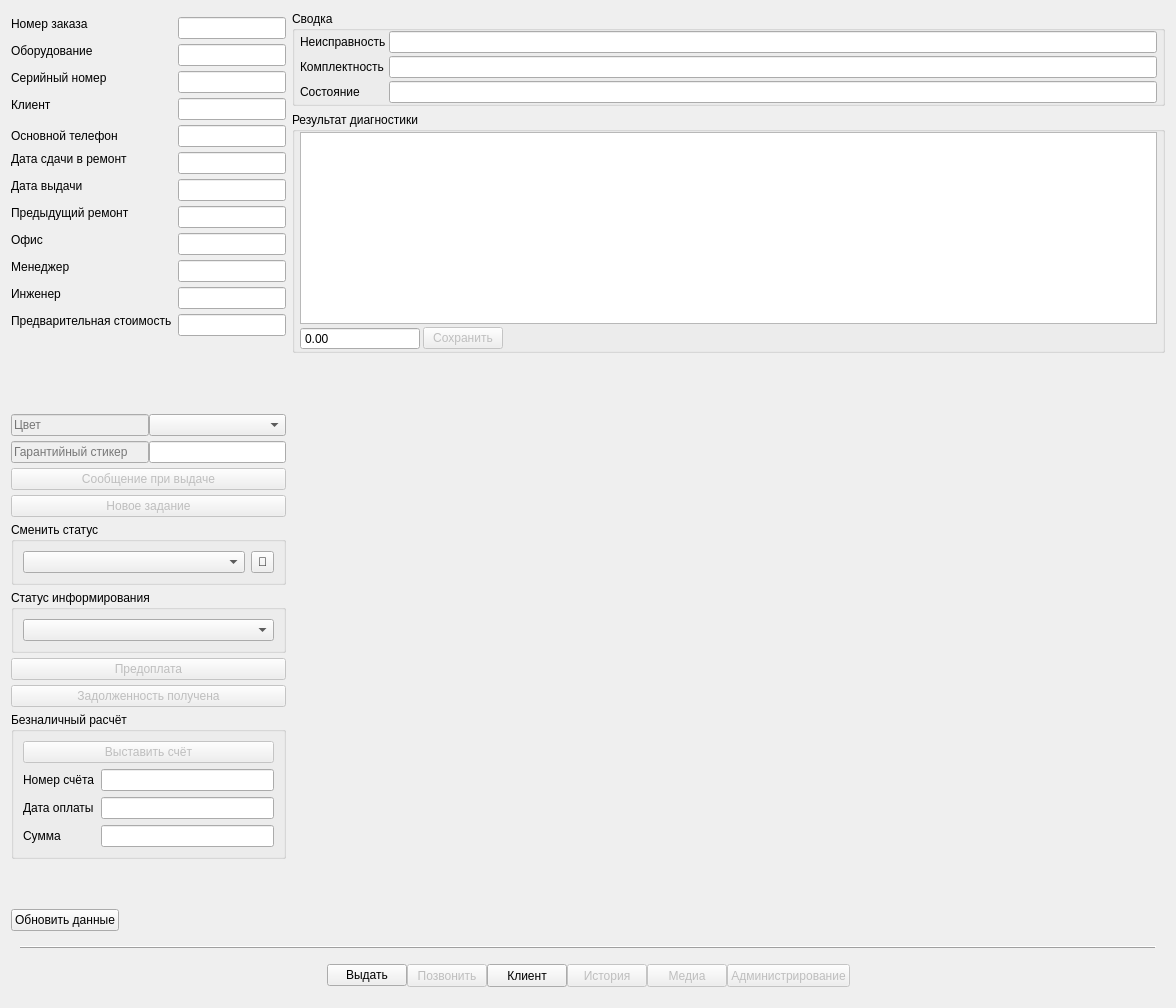
This is tabrepair.ui in solderercb/snap_crm as Qt 5 draws it before an edit. The edited form follows.
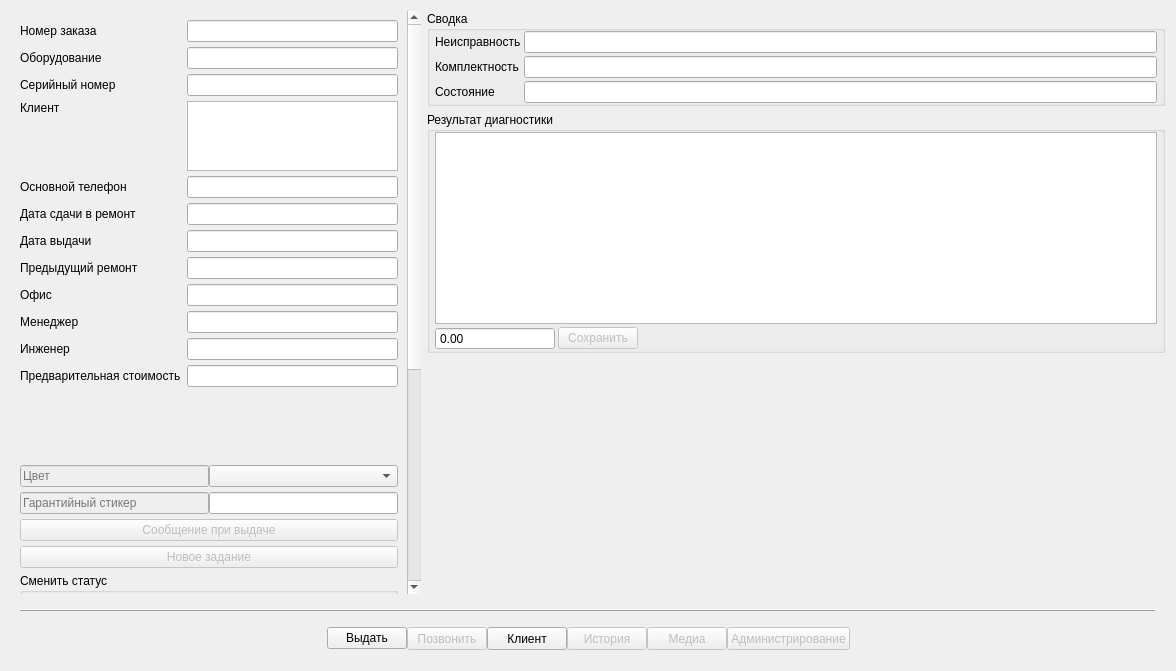
This is the edited form. Custom widgets are drawn as their Qt base class.

What changed in the file:
```diff
--- a/tabrepair.ui
+++ b/tabrepair.ui
@@ -7,7 +7,7 @@
     <x>0</x>
     <y>0</y>
     <width>1176</width>
-    <height>1008</height>
+    <height>671</height>
    </rect>
   </property>
   <property name="windowTitle">
@@ -15,31 +15,33 @@
   </property>
   <layout class="QGridLayout" name="gridLayout_2">
    <item row="0" column="0">
-    <layout class="QGridLayout" name="gridLayout" rowstretch="1,0">
+    <layout class="QGridLayout" name="gridLayout" rowstretch="1,0" columnstretch="0,1" columnminimumwidth="410,0">
      <property name="sizeConstraint">
       <enum>QLayout::SetMaximumSize</enum>
      </property>
      <item row="0" column="0">
-      <layout class="QGridLayout" name="gridLayout_4" columnstretch="0,1">
-       <property name="sizeConstraint">
-        <enum>QLayout::SetMaximumSize</enum>
+      <widget class="QScrollArea" name="leftScrollArea">
+       <property name="frameShape">
+        <enum>QFrame::NoFrame</enum>
        </property>
-       <item row="1" column="0">
-        <layout class="QFormLayout" name="formLayout">
-         <property name="fieldGrowthPolicy">
-          <enum>QFormLayout::AllNonFixedFieldsGrow</enum>
-         </property>
+       <property name="widgetResizable">
+        <bool>true</bool>
+       </property>
+       <widget class="QWidget" name="leftScrollAreaContents">
+        <property name="geometry">
+         <rect>
+          <x>0</x>
+          <y>0</y>
+          <width>393</width>
+          <height>944</height>
+         </rect>
+        </property>
+        <layout class="QFormLayout" name="leftScrollAreaFormLayout">
          <property name="verticalSpacing">
           <number>5</number>
          </property>
          <item row="0" column="0">
           <widget class="QLabel" name="labelRepairId">
-           <property name="sizePolicy">
-            <sizepolicy hsizetype="Preferred" vsizetype="Fixed">
-             <horstretch>0</horstretch>
-             <verstretch>0</verstretch>
-            </sizepolicy>
-           </property>
            <property name="text">
             <string>Номер заказа</string>
            </property>
@@ -48,7 +50,7 @@
          <item row="0" column="1">
           <widget class="SLineEdit" name="lineEditRepairId">
            <property name="sizePolicy">
-            <sizepolicy hsizetype="Expanding" vsizetype="Fixed">
+            <sizepolicy hsizetype="Expanding" vsizetype="Minimum">
              <horstretch>0</horstretch>
              <verstretch>0</verstretch>
             </sizepolicy>
@@ -63,12 +65,6 @@
          </item>
          <item row="1" column="0">
           <widget class="QLabel" name="labelDevice">
-           <property name="sizePolicy">
-            <sizepolicy hsizetype="Preferred" vsizetype="Fixed">
-             <horstretch>0</horstretch>
-             <verstretch>0</verstretch>
-            </sizepolicy>
-           </property>
            <property name="text">
             <string>Оборудование</string>
            </property>
@@ -77,7 +73,7 @@
          <item row="1" column="1">
           <widget class="SLineEdit" name="lineEditDevice">
            <property name="sizePolicy">
-            <sizepolicy hsizetype="Expanding" vsizetype="Fixed">
+            <sizepolicy hsizetype="Expanding" vsizetype="Minimum">
              <horstretch>0</horstretch>
              <verstretch>0</verstretch>
             </sizepolicy>
@@ -92,12 +88,6 @@
          </item>
          <item row="2" column="0">
           <widget class="QLabel" name="labelSN">
-           <property name="sizePolicy">
-            <sizepolicy hsizetype="Preferred" vsizetype="Fixed">
-             <horstretch>0</horstretch>
-             <verstretch>0</verstretch>
-            </sizepolicy>
-           </property>
            <property name="text">
             <string>Серийный номер</string>
            </property>
@@ -106,7 +96,7 @@
          <item row="2" column="1">
           <widget class="SLineEdit" name="lineEditSN">
            <property name="sizePolicy">
-            <sizepolicy hsizetype="Expanding" vsizetype="Fixed">
+            <sizepolicy hsizetype="Expanding" vsizetype="Minimum">
              <horstretch>0</horstretch>
              <verstretch>0</verstretch>
             </sizepolicy>
@@ -122,7 +112,7 @@
          <item row="3" column="0">
           <widget class="QLabel" name="labelClient">
            <property name="sizePolicy">
-            <sizepolicy hsizetype="Preferred" vsizetype="Fixed">
+            <sizepolicy hsizetype="Preferred" vsizetype="Maximum">
              <horstretch>0</horstretch>
              <verstretch>0</verstretch>
             </sizepolicy>
@@ -130,21 +120,8 @@
            <property name="text">
             <string>Клиент</string>
            </property>
-          </widget>
-         </item>
-         <item row="3" column="1">
-          <widget class="SLineEdit" name="lineEditClient">
-           <property name="sizePolicy">
-            <sizepolicy hsizetype="Expanding" vsizetype="Fixed">
-             <horstretch>0</horstretch>
-             <verstretch>0</verstretch>
-            </sizepolicy>
-           </property>
-           <property name="acceptDrops">
-            <bool>false</bool>
-           </property>
-           <property name="readOnly">
-            <bool>true</bool>
+           <property name="alignment">
+            <set>Qt::AlignLeading|Qt::AlignLeft|Qt::AlignTop</set>
            </property>
           </widget>
          </item>
@@ -156,16 +133,17 @@
           </widget>
          </item>
          <item row="4" column="1">
-          <widget class="QLineEdit" name="lineEditPrimaryPhone"/>
+          <widget class="QLineEdit" name="lineEditPrimaryPhone">
+           <property name="sizePolicy">
+            <sizepolicy hsizetype="Expanding" vsizetype="Minimum">
+             <horstretch>0</horstretch>
+             <verstretch>0</verstretch>
+            </sizepolicy>
+           </property>
+          </widget>
          </item>
          <item row="5" column="0">
           <widget class="QLabel" name="labelInDate">
-           <property name="sizePolicy">
-            <sizepolicy hsizetype="Preferred" vsizetype="Fixed">
-             <horstretch>0</horstretch>
-             <verstretch>0</verstretch>
-            </sizepolicy>
-           </property>
            <property name="text">
             <string>Дата сдачи в ремонт</string>
            </property>
@@ -174,7 +152,7 @@
          <item row="5" column="1">
           <widget class="SLineEdit" name="lineEditInDate">
            <property name="sizePolicy">
-            <sizepolicy hsizetype="Expanding" vsizetype="Fixed">
+            <sizepolicy hsizetype="Expanding" vsizetype="Minimum">
              <horstretch>0</horstretch>
              <verstretch>0</verstretch>
             </sizepolicy>
@@ -189,12 +167,6 @@
          </item>
          <item row="6" column="0">
           <widget class="QLabel" name="labelOutDate">
-           <property name="sizePolicy">
-            <sizepolicy hsizetype="Preferred" vsizetype="Fixed">
-             <horstretch>0</horstretch>
-             <verstretch>0</verstretch>
-            </sizepolicy>
-           </property>
            <property name="text">
             <string>Дата выдачи</string>
            </property>
@@ -203,7 +175,7 @@
          <item row="6" column="1">
           <widget class="SLineEdit" name="lineEditOutDate">
            <property name="sizePolicy">
-            <sizepolicy hsizetype="Expanding" vsizetype="Fixed">
+            <sizepolicy hsizetype="Expanding" vsizetype="Minimum">
              <horstretch>0</horstretch>
              <verstretch>0</verstretch>
             </sizepolicy>
@@ -218,12 +190,6 @@
          </item>
          <item row="7" column="0">
           <widget class="QLabel" name="labelExtPrevRepair">
-           <property name="sizePolicy">
-            <sizepolicy hsizetype="Preferred" vsizetype="Fixed">
-             <horstretch>0</horstretch>
-             <verstretch>0</verstretch>
-            </sizepolicy>
-           </property>
            <property name="text">
             <string>Предыдущий ремонт</string>
            </property>
@@ -232,7 +198,7 @@
          <item row="7" column="1">
           <widget class="SLineEdit" name="lineEditExtPrevRepair">
            <property name="sizePolicy">
-            <sizepolicy hsizetype="Expanding" vsizetype="Fixed">
+            <sizepolicy hsizetype="Expanding" vsizetype="Minimum">
              <horstretch>0</horstretch>
              <verstretch>0</verstretch>
             </sizepolicy>
@@ -247,12 +213,6 @@
          </item>
          <item row="8" column="0">
           <widget class="QLabel" name="labelOffice">
-           <property name="sizePolicy">
-            <sizepolicy hsizetype="Preferred" vsizetype="Fixed">
-             <horstretch>0</horstretch>
-             <verstretch>0</verstretch>
-            </sizepolicy>
-           </property>
            <property name="text">
             <string>Офис</string>
            </property>
@@ -261,7 +221,7 @@
          <item row="8" column="1">
           <widget class="SLineEdit" name="lineEditOffice">
            <property name="sizePolicy">
-            <sizepolicy hsizetype="Expanding" vsizetype="Fixed">
+            <sizepolicy hsizetype="Expanding" vsizetype="Minimum">
              <horstretch>0</horstretch>
              <verstretch>0</verstretch>
             </sizepolicy>
@@ -276,12 +236,6 @@
          </item>
          <item row="9" column="0">
           <widget class="QLabel" name="labelManager">
-           <property name="sizePolicy">
-            <sizepolicy hsizetype="Preferred" vsizetype="Fixed">
-             <horstretch>0</horstretch>
-             <verstretch>0</verstretch>
-            </sizepolicy>
-           </property>
            <property name="text">
             <string>Менеджер</string>
            </property>
@@ -290,7 +244,7 @@
          <item row="9" column="1">
           <widget class="SLineEdit" name="lineEditManager">
            <property name="sizePolicy">
-            <sizepolicy hsizetype="Expanding" vsizetype="Fixed">
+            <sizepolicy hsizetype="Expanding" vsizetype="Minimum">
              <horstretch>0</horstretch>
              <verstretch>0</verstretch>
             </sizepolicy>
@@ -305,12 +259,6 @@
          </item>
          <item row="10" column="0">
           <widget class="QLabel" name="labelEngineer">
-           <property name="sizePolicy">
-            <sizepolicy hsizetype="Preferred" vsizetype="Fixed">
-             <horstretch>0</horstretch>
-             <verstretch>0</verstretch>
-            </sizepolicy>
-           </property>
            <property name="text">
             <string>Инженер</string>
            </property>
@@ -319,7 +267,7 @@
          <item row="10" column="1">
           <widget class="SLineEdit" name="lineEditEngineer">
            <property name="sizePolicy">
-            <sizepolicy hsizetype="Expanding" vsizetype="Fixed">
+            <sizepolicy hsizetype="Expanding" vsizetype="Minimum">
              <horstretch>0</horstretch>
              <verstretch>0</verstretch>
             </sizepolicy>
@@ -334,12 +282,6 @@
          </item>
          <item row="11" column="0">
           <widget class="QLabel" name="labelPreagreedAmount">
-           <property name="sizePolicy">
-            <sizepolicy hsizetype="Preferred" vsizetype="Fixed">
-             <horstretch>0</horstretch>
-             <verstretch>0</verstretch>
-            </sizepolicy>
-           </property>
            <property name="text">
             <string>Предварительная стоимость</string>
            </property>
@@ -348,7 +290,7 @@
          <item row="11" column="1">
           <widget class="SLineEdit" name="lineEditPreagreedAmount">
            <property name="sizePolicy">
-            <sizepolicy hsizetype="Expanding" vsizetype="Fixed">
+            <sizepolicy hsizetype="Expanding" vsizetype="Minimum">
              <horstretch>0</horstretch>
              <verstretch>0</verstretch>
             </sizepolicy>
@@ -716,10 +658,52 @@
            </property>
           </widget>
          </item>
+         <item row="3" column="1">
+          <widget class="SPlainTextEdit" name="textEditClient">
+           <property name="sizePolicy">
+            <sizepolicy hsizetype="Expanding" vsizetype="MinimumExpanding">
+             <horstretch>0</horstretch>
+             <verstretch>0</verstretch>
+            </sizepolicy>
+           </property>
+           <property name="minimumSize">
+            <size>
+             <width>0</width>
+             <height>0</height>
+            </size>
+           </property>
+           <property name="baseSize">
+            <size>
+             <width>0</width>
+             <height>13</height>
+            </size>
+           </property>
+           <property name="frameShape">
+            <enum>QFrame::StyledPanel</enum>
+           </property>
+           <property name="verticalScrollBarPolicy">
+            <enum>Qt::ScrollBarAlwaysOff</enum>
+           </property>
+           <property name="horizontalScrollBarPolicy">
+            <enum>Qt::ScrollBarAlwaysOff</enum>
+           </property>
+           <property name="sizeAdjustPolicy">
+            <enum>QAbstractScrollArea::AdjustToContents</enum>
+           </property>
+           <property name="lineWrapMode">
+            <enum>QPlainTextEdit::WidgetWidth</enum>
+           </property>
+           <property name="plainText">
+            <string/>
+           </property>
+          </widget>
+         </item>
         </layout>
-       </item>
-       <item row="0" column="1" rowspan="2">
-        <widget class="QScrollArea" name="scrollArea">
+       </widget>
+      </widget>
+     </item>
+     <item row="0" column="1">
+      <widget class="QScrollArea" name="rightScrollArea">
          <property name="frameShape">
           <enum>QFrame::NoFrame</enum>
          </property>
@@ -735,16 +719,16 @@
          <property name="widgetResizable">
           <bool>true</bool>
          </property>
-         <widget class="QWidget" name="scrollAreaWidgetContents">
+       <widget class="QWidget" name="rightScrollAreaContents">
           <property name="geometry">
            <rect>
             <x>0</x>
             <y>0</y>
-            <width>860</width>
-            <height>910</height>
-           </rect>
-          </property>
-          <layout class="QGridLayout" name="gridLayout_6" rowstretch="0,1,2,0,1">
+          <width>740</width>
+          <height>574</height>
+         </rect>
+        </property>
+        <layout class="QGridLayout" name="rightScrollAreaGridLayout" rowstretch="0,1,2,0,1">
            <property name="leftMargin">
             <number>0</number>
            </property>
@@ -901,25 +885,12 @@
             </spacer>
            </item>
            <item row="4" column="0">
-            <widget class="SComments" name="widgetComments" native="true">
-             <property name="sizePolicy">
-              <sizepolicy hsizetype="Preferred" vsizetype="Expanding">
-               <horstretch>0</horstretch>
-               <verstretch>0</verstretch>
-              </sizepolicy>
-             </property>
-             <property name="minimumSize">
-              <size>
-               <width>0</width>
-               <height>50</height>
-              </size>
-             </property>
-            </widget>
+          <widget class="SComments" name="widgetComments" native="true"/>
            </item>
            <item row="1" column="0">
             <widget class="QGroupBox" name="groupBoxDiagResult">
              <property name="sizePolicy">
-              <sizepolicy hsizetype="Preferred" vsizetype="Expanding">
+            <sizepolicy hsizetype="Preferred" vsizetype="MinimumExpanding">
                <horstretch>0</horstretch>
                <verstretch>0</verstretch>
               </sizepolicy>
@@ -953,7 +924,7 @@
                <number>5</number>
               </property>
               <item row="0" column="0">
-               <layout class="QGridLayout" name="gridLayoutDiagResult" rowstretch="1,0" columnstretch="0,0,1" rowminimumheight="0,0" columnminimumwidth="120,0,0">
+             <layout class="QGridLayout" name="gridLayoutDiagResult" rowstretch="1,0" columnstretch="0,0,1" columnminimumwidth="120,0,0">
                 <property name="spacing">
                  <number>3</number>
                 </property>
@@ -1007,7 +978,7 @@
            <item row="2" column="0">
             <widget class="SWorksAndParts" name="widgetBOQ" native="true">
              <property name="sizePolicy">
-              <sizepolicy hsizetype="Minimum" vsizetype="Expanding">
+            <sizepolicy hsizetype="Preferred" vsizetype="Expanding">
                <horstretch>0</horstretch>
                <verstretch>0</verstretch>
               </sizepolicy>
@@ -1018,9 +989,7 @@
          </widget>
         </widget>
        </item>
-      </layout>
-     </item>
-     <item row="1" column="0">
+     <item row="1" column="0" colspan="2">
       <widget class="QWidget" name="botToolbar" native="true">
        <property name="minimumSize">
         <size>
@@ -1264,6 +1233,11 @@
    <header>widgets/sworksandparts.h</header>
    <container>1</container>
   </customwidget>
+  <customwidget>
+   <class>SPlainTextEdit</class>
+   <extends>QPlainTextEdit</extends>
+   <header location="global">widgets/splaintextedit.h</header>
+  </customwidget>
  </customwidgets>
  <tabstops>
   <tabstop>buttonMedia</tabstop>
```
Lines whose indentation alone changed are shown as unchanged.
